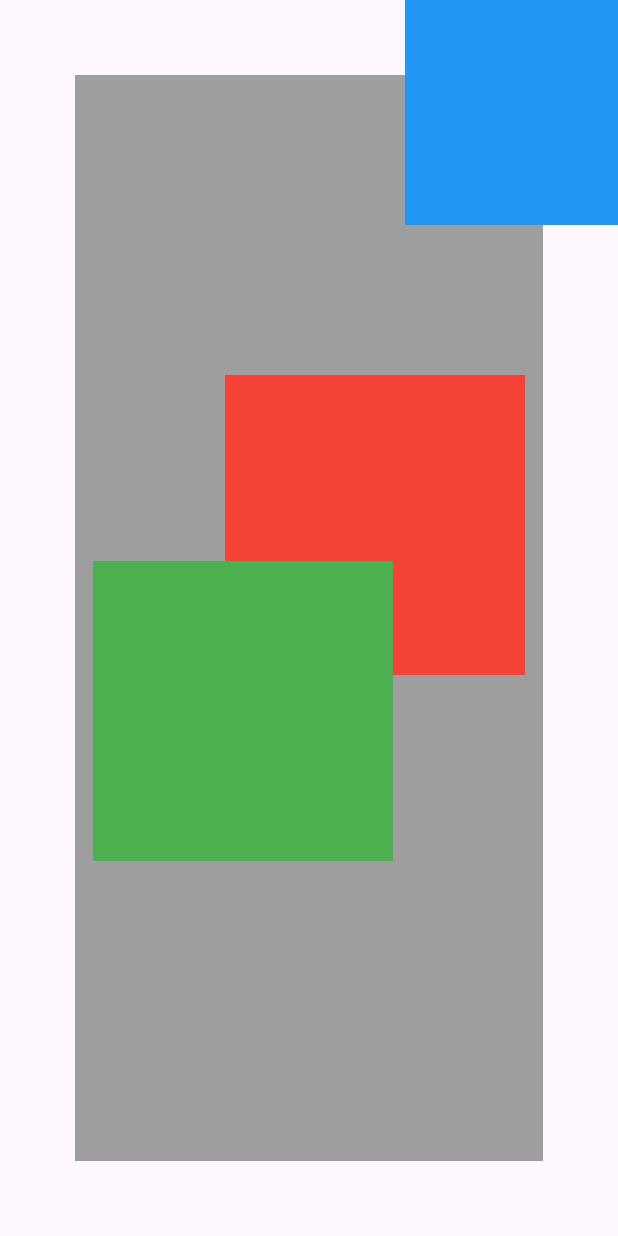
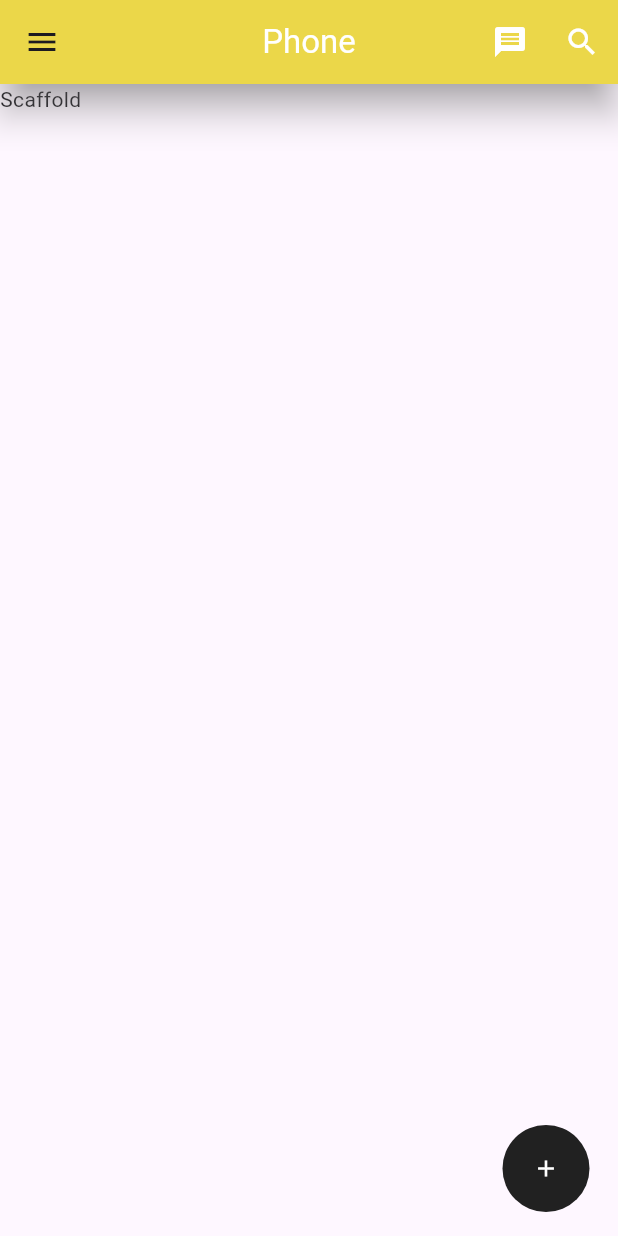
Before and after one commit to Jinukrishnan/FLUTTER, a Flutter app: the screen it shows after launch, on a phone screen of 412 x 824 dp. Run offline on Flutter 3.47's test engine with Material 3 defaults, Android fonts, the phone set to English and light mode, and no system bars.

Commit message:
button and scafforld

```diff
--- /dev/null
+++ b/lib/Widgets/10_Scaffold.dart
@@ -0,0 +1,81 @@
+import 'package:flutter/material.dart';
+
+class ScaffoldWidget extends StatelessWidget {
+  const ScaffoldWidget({super.key});
+
+  @override
+  Widget build(BuildContext context) {
+    return MaterialApp(
+      home: Scaffold(
+        body: Text("Scaffold"),
+        // backgroundColor: Colors.red,
+// =========================================================
+        // 1-st topic
+        appBar: AppBar(
+          backgroundColor: Colors.yellow,
+          elevation: 10,
+          shadowColor: Colors.grey,
+          title: Text(
+            "Phone",
+            style: TextStyle(color: Colors.white),
+          ),
+          centerTitle: true,
+// =========================================================
+
+          // 2- add widget in left side
+          // leading: Icon(
+          //   Icons.phone,
+          //   color: Colors.white,
+          // ),
+          // disable this leading when we create drawer///////////////////
+// =========================================================
+
+          // 3-add widget right side
+          actions: [
+            IconButton(
+              onPressed: () {},
+              icon: Icon(
+                Icons.message,
+                color: Colors.white,
+              ),
+            ),
+            IconButton(
+              onPressed: () {},
+              icon: Icon(
+                Icons.search,
+                color: Colors.white,
+              ),
+            ),
+          ],
+        ),
+// =========================================================
+
+        // 4-floatin action button
+        floatingActionButton: TextButton(
+          onPressed: () {},
+          child: Icon(
+            Icons.add,
+            // color: Colors.red,
+          ),
+          style: TextButton.styleFrom(
+            backgroundColor: Colors.grey[900],
+            foregroundColor: Colors.white,
+            shape: CircleBorder(),
+            padding: EdgeInsets.all(20),
+          ),
+        ),
+        // =========================================================
+
+        // 5-drawer section
+        drawer: Drawer(
+            // backgroundColor: Colors.red,
+            child: ListView(
+              children: [
+
+              ],
+            ),
+            ),
+      ),
+    );
+  }
+}
--- a/lib/main.dart
+++ b/lib/main.dart
@@ -1,3 +1,4 @@
+import 'package:container/Widgets/10_Scaffold.dart';
 import 'package:container/Widgets/1_Container.dart';
 import 'package:container/Widgets/2_Padding.dart';
 import 'package:container/Widgets/1_Text.dart';
@@ -6,6 +7,7 @@ import 'package:container/Widgets/4_Row.dart';
 import 'package:container/Widgets/6_ListView.dart';
 import 'package:container/Widgets/7_GridView.dart';
 import 'package:container/Widgets/8_Stack.dart';
+import 'package:container/Widgets/9_Button.dart';
 import 'package:flutter/material.dart';
 // import 'package:flutter/';
 
@@ -16,5 +18,7 @@ void main() {
   // runApp(Images());
   // runApp(ListViewWidget());
   // runApp(GridViewWidget());
-  runApp(StackWidget());
+  // runApp(StackWidget());
+  // runApp(ButtonWidget());
+  runApp(ScaffoldWidget());
 }
```
Also changed, not shown: lib/Widgets/9_Button.dart (added, +91 -0 lines).
